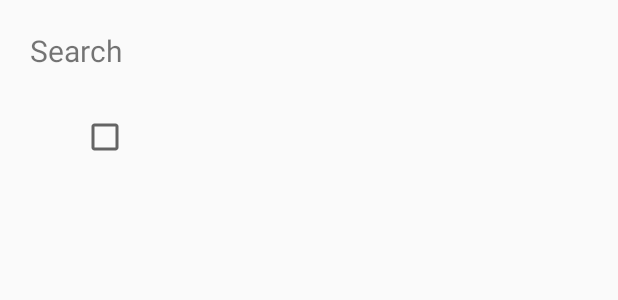
After one commit to material1999/Offline_Map, an Android app: the layout search.xml on its own in the app's theme, with its tools: preview values and no code run, on a phone screen of 412 x 824 dp. The commit adds this screen. Shown: the top 300 px of the screen. Run offline under Robolectric (Android 15) with nearby library versions, the phone set to English and light mode, and no system bars.

Commit message:
Fixed user language setting and database upgrade on startup, added search functionality that only works for subcategories

```diff
--- /dev/null
+++ b/app/src/main/res/layout/search.xml
@@ -0,0 +1,38 @@
+<?xml version="1.0" encoding="utf-8"?>
+<LinearLayout xmlns:android="http://schemas.android.com/apk/res/android"
+    android:orientation="vertical" android:layout_width="wrap_content"
+    android:layout_height="wrap_content">
+
+    <TextView
+        android:layout_width="wrap_content"
+        android:layout_height="wrap_content"
+        android:fontFamily="sans-serif"
+        android:text="Search"
+        android:textSize="20dp"
+        android:layout_margin="20dp"
+        android:id="@+id/search_text">
+    </TextView>
+
+    <ListView
+        android:layout_width="fill_parent"
+        android:layout_height="wrap_content"
+        android:id="@+id/list">
+    </ListView>
+
+    <CheckedTextView xmlns:android="http://schemas.android.com/apk/res/android"
+        android:id="@+id/row"
+        android:layout_width="match_parent"
+        android:layout_height="wrap_content"
+        android:textAppearance="?android:attr/textAppearanceListItemSmall"
+        android:gravity="center_vertical"
+        android:paddingLeft="16dp"
+        android:paddingRight="16dp"
+        android:textColor="#000000"
+        android:fontFamily="sans-serif-condensed"
+        style="?android:textAppearanceSmall"
+        android:background="?android:attr/activatedBackgroundIndicator"
+        android:minHeight="?android:attr/listPreferredItemHeightSmall"
+        android:checkMark="?android:attr/listChoiceIndicatorMultiple"
+        android:clickable="true"/>
+
+</LinearLayout>
--- a/build.gradle
+++ b/build.gradle
@@ -7,7 +7,7 @@ buildscript {
 
     }
     dependencies {
-        classpath 'com.android.tools.build:gradle:3.5.1'
+        classpath 'com.android.tools.build:gradle:3.5.2'
 
 
         // NOTE: Do not place your application dependencies here; they belong
```
Also changed, not shown: app/src/main/java/com/example/osm/MainActivity.java (+79 -40 lines), app/src/main/res/layout/activity_main.xml (+5 -12 lines), app/src/main/assets/data.db.
